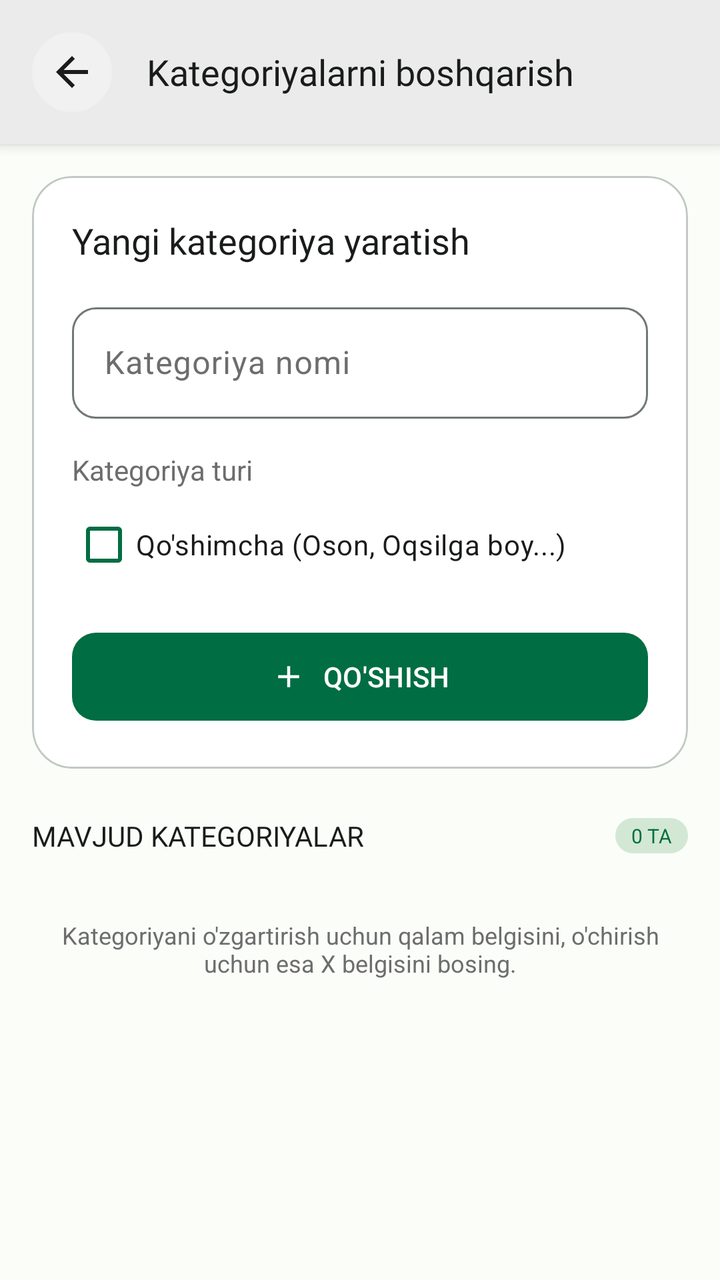
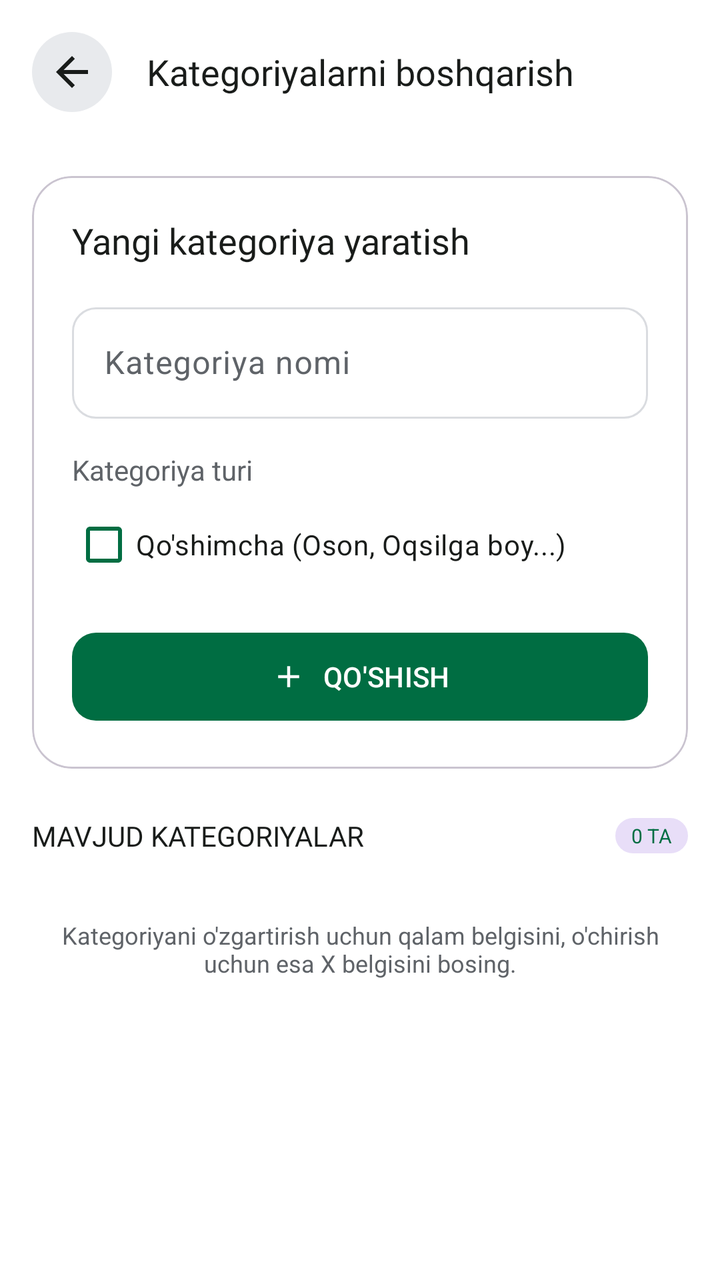

The first picture is an Android layout as it rendered before a commit; the second is the same layout after the commit. The layout source and the unified diff follow.
<!-- AndroidManifest.xml: application theme Theme.Ozamiz -->
<!-- res/layout/fragment_category_manager.xml -->
<?xml version="1.0" encoding="utf-8"?>
<androidx.constraintlayout.widget.ConstraintLayout xmlns:android="http://schemas.android.com/apk/res/android"
    xmlns:app="http://schemas.android.com/apk/res-auto"
    xmlns:tools="http://schemas.android.com/tools"
    android:layout_width="match_parent"
    android:layout_height="match_parent"
    android:background="?colorSurface">

    
    <LinearLayout
        android:id="@+id/headerLayout"
        android:layout_width="match_parent"
        android:layout_height="wrap_content"
        android:gravity="center_vertical"
        android:padding="16dp"
        android:elevation="4dp"
        android:background="?colorSurfaceContainer"
        app:layout_constraintTop_toTopOf="parent">

        <ImageButton
            android:id="@+id/btnBack"
            android:layout_width="40dp"
            android:layout_height="40dp"
            android:background="@drawable/oval_back"
            android:backgroundTint="?colorSurfaceContainerHigh"
            android:src="@drawable/arrow_back"
            android:contentDescription="Back"
            android:padding="8dp"
            app:tint="?colorOnSurface"/>

        <TextView
            android:layout_width="0dp"
            android:layout_height="wrap_content"
            android:layout_weight="1"
            android:gravity="center"
            android:text="Kategoriyalarni boshqarish"
            android:textSize="18sp"
            android:fontFamily="@font/roboto_bold"
            android:textColor="?colorOnSurface"
            android:layout_marginEnd="40dp"/>
    </LinearLayout>

    <androidx.core.widget.NestedScrollView
        android:layout_width="match_parent"
        android:layout_height="0dp"
        app:layout_constraintTop_toBottomOf="@id/headerLayout"
        app:layout_constraintBottom_toBottomOf="parent">

        <LinearLayout
            android:layout_width="match_parent"
            android:layout_height="wrap_content"
            android:orientation="vertical"
            android:paddingBottom="80dp">

            
            <com.google.android.material.card.MaterialCardView
                android:layout_width="match_parent"
                android:layout_height="wrap_content"
                android:layout_marginHorizontal="16dp"
                android:layout_marginTop="16dp"
                android:layout_marginBottom="24dp"
                app:cardBackgroundColor="?attr/colorSurfaceContainerLowest"
                app:cardCornerRadius="20dp"
                app:cardElevation="0dp"
                app:strokeColor="?attr/colorOutlineVariant"
                app:strokeWidth="1dp">

                <LinearLayout
                    android:layout_width="match_parent"
                    android:layout_height="wrap_content"
                    android:orientation="vertical"
                    android:padding="20dp">

                    <TextView
                        android:layout_width="wrap_content"
                        android:layout_height="wrap_content"
                        android:text="Yangi kategoriya yaratish"
                        android:textSize="18sp"
                        android:textColor="?attr/colorOnSurface"
                        android:fontFamily="@font/roboto_bold"
                        android:layout_marginBottom="16dp"/>

                    <com.google.android.material.textfield.TextInputLayout
                        android:layout_width="match_parent"
                        android:layout_height="wrap_content"
                        android:hint="Kategoriya nomi"
                        app:boxCornerRadiusBottomEnd="12dp"
                        app:boxCornerRadiusBottomStart="12dp"
                        app:boxCornerRadiusTopEnd="12dp"
                        app:boxCornerRadiusTopStart="12dp"
                        app:boxBackgroundColor="?attr/colorSurfaceContainerLowest"
                        android:layout_marginBottom="12dp">

                        <com.google.android.material.textfield.TextInputEditText
                            android:id="@+id/editNewCategory"
                            android:layout_width="match_parent"
                            android:layout_height="wrap_content"
                            android:inputType="textCapSentences"
                            android:textSize="16sp"/>
                    </com.google.android.material.textfield.TextInputLayout>

                    
                    <TextView
                        android:layout_width="wrap_content"
                        android:layout_height="wrap_content"
                        android:text="Kategoriya turi"
                        android:textSize="14sp"
                        android:textColor="?attr/colorOnSurfaceVariant"
                        android:layout_marginBottom="4dp"
                        android:layout_marginTop="4dp"/>

                    <com.google.android.material.checkbox.MaterialCheckBox
                        android:id="@+id/checkIsSecondary"
                        android:layout_width="match_parent"
                        android:layout_height="wrap_content"
                        android:text="Qo'shimcha (Oson, Oqsilga boy...)"
                        android:textColor="?attr/colorOnSurface"
                        android:textSize="14sp"
                        android:buttonTint="?attr/colorPrimary"/>

                    <com.google.android.material.button.MaterialButton
                        android:id="@+id/btnAdd"
                        android:layout_width="match_parent"
                        android:layout_height="52dp"
                        android:layout_marginTop="16dp"
                        android:text="QO'SHISH"
                        android:textColor="?attr/colorOnPrimary"
                        app:cornerRadius="12dp"
                        app:icon="@drawable/add_ic"
                        app:iconTint="?attr/colorOnPrimary"
                        app:iconGravity="textStart"/>
                </LinearLayout>
            </com.google.android.material.card.MaterialCardView>

            
            <LinearLayout
                android:layout_width="match_parent"
                android:layout_height="wrap_content"
                android:paddingHorizontal="16dp"
                android:paddingBottom="8dp"
                android:gravity="center_vertical">

                <TextView
                    android:layout_width="0dp"
                    android:layout_height="wrap_content"
                    android:layout_weight="1"
                    android:text="MAVJUD KATEGORIYALAR"
                    android:textSize="14sp"
                    android:fontFamily="@font/roboto_bold"
                    android:textColor="?colorOnSurface"/>

                <TextView
                    android:id="@+id/textCount"
                    android:layout_width="wrap_content"
                    android:layout_height="wrap_content"
                    android:text="0 TA"
                    android:textSize="10sp"
                    android:textColor="?attr/colorPrimary"
                    android:background="@drawable/round_lay"
                    android:backgroundTint="?attr/colorSecondaryContainer"
                    android:paddingHorizontal="8dp"
                    android:paddingVertical="2dp"/>
            </LinearLayout>

            <androidx.recyclerview.widget.RecyclerView
                android:id="@+id/recyclerCategories"
                android:layout_width="match_parent"
                android:layout_height="wrap_content"
                android:nestedScrollingEnabled="false"/>

            <TextView
                android:layout_width="match_parent"
                android:layout_height="wrap_content"
                android:text="Kategoriyani o'zgartirish uchun qalam belgisini, o'chirish uchun esa X belgisini bosing."
                android:gravity="center"
                android:padding="24dp"
                android:textSize="12sp"
                android:textColor="?colorOnSurfaceVariant"/>

        </LinearLayout>
    </androidx.core.widget.NestedScrollView>

</androidx.constraintlayout.widget.ConstraintLayout>
<!-- resources referenced by this layout -->
<resources>
  <style name="Base.Ozamiz" parent="Theme.Material3.Light.NoActionBar">
          <item name="backgroundColor">@color/md_theme_light_surfaceContainer</item>
          <item name="android:windowBackground">@color/md_theme_light_surfaceContainer</item>
          <item name="android:statusBarColor">@color/md_theme_light_surfaceContainer</item>
          <item name="android:windowLightStatusBar">true</item>
  
          <item name="colorPrimary">@color/md_theme_light_primary</item>
          <item name="colorOnPrimary">@color/md_theme_light_onPrimary</item>
          <item name="colorPrimaryContainer">@color/md_theme_light_primaryContainer</item>
          <item name="colorOnPrimaryContainer">@color/md_theme_light_onPrimaryContainer</item>
  
          <item name="colorSecondary">@color/md_theme_light_secondary</item>
          <item name="colorOnSecondary">@color/md_theme_light_onSecondary</item>
          <item name="colorSecondaryContainer">@color/md_theme_light_secondaryContainer</item>
          <item name="colorOnSecondaryContainer">@color/md_theme_light_onSecondaryContainer</item>
  
          
          <item name="colorTertiary">@color/md_theme_light_tertiary</item>
          <item name="colorOnTertiary">@color/md_theme_light_onTertiary</item>
          <item name="colorTertiaryContainer">@color/md_theme_light_tertiaryContainer</item>
          <item name="colorOnTertiaryContainer">@color/md_theme_light_onTertiaryContainer</item>
  
          
          <item name="colorError">@color/md_theme_light_error</item>
          <item name="colorOnError">@color/md_theme_light_onError</item>
          <item name="colorErrorContainer">@color/md_theme_light_errorContainer</item>
          <item name="colorOnErrorContainer">@color/md_theme_light_onErrorContainer</item>
  
          <item name="colorSurface">@color/md_theme_light_surface</item>
          <item name="colorOnSurface">@color/md_theme_light_onSurface</item>
          <item name="colorSurfaceVariant">@color/md_theme_light_surfaceVariant</item>
          <item name="colorOnSurfaceVariant">#6D6D6D</item>
          <item name="colorOutline">@color/md_theme_light_outline</item>
          <item name="colorOutlineVariant">#C2C8C2</item>
  
          
          <item name="colorSurfaceContainerLowest">@color/md_theme_light_surfaceContainerLowest</item>
          <item name="colorSurfaceContainerLow">@color/md_theme_light_surfaceContainerLow</item>
          <item name="colorSurfaceContainer">@color/md_theme_light_surfaceContainer</item>
          <item name="colorSurfaceContainerHigh">@color/md_theme_light_surfaceContainerHigh</item>
          <item name="colorSurfaceContainerHighest">@color/md_theme_light_surfaceContainerHighest</item>
  
          
          <item name="colorSurfaceInverse">#2E312F</item>
          <item name="colorOnSurfaceInverse">#F0F5F1</item>
  
          
          <item name="contentScrim">#000000</item>
          <item name="android:shadowColor">#006D42</item>
  
          
          <item name="customGreen">#006D42</item>
          <item name="customYellow">#FFB116</item>
      </style>
  <color name="md_theme_light_surfaceContainer">#EBEBEB</color>
  <color name="md_theme_light_primaryContainer">#96F7B8</color>
  <color name="md_theme_light_secondaryContainer">#D2E8D4</color>
  <color name="md_theme_light_onSecondaryContainer">#0D1F13</color>
  <color name="md_theme_light_tertiary">#3A646F</color>
  <color name="md_theme_light_onTertiary">#FFFFFF</color>
  <color name="md_theme_light_tertiaryContainer">#BEEAF7</color>
  <color name="md_theme_light_onTertiaryContainer">#001F25</color>
  <color name="md_theme_light_errorContainer">#FFDAD6</color>
  <color name="md_theme_light_onErrorContainer">#410002</color>
  <color name="md_theme_light_surface">#FBFDF9</color>
  <color name="md_theme_light_surfaceVariant">#DBE5DD</color>
  <color name="md_theme_light_outline">#707973</color>
  <color name="md_theme_light_surfaceContainerLow">#F8F8F8</color>
  <color name="md_theme_light_surfaceContainerHigh">#F1F1F1</color>
  <color name="md_theme_light_surfaceContainerHighest">#E6E6E6</color>
  <!-- unchanged entries left out for length: 16 -->
</resources>

<!-- the commit's change to res/layout/fragment_category_manager.xml (unified diff, before → after) -->
@@ -4,7 +4,7 @@
     xmlns:tools="http://schemas.android.com/tools"
     android:layout_width="match_parent"
     android:layout_height="match_parent"
-    android:background="?colorSurface">
+    android:background="?colorSurfaceContainerLowest">
 
     
     <LinearLayout
@@ -13,8 +13,9 @@
         android:layout_height="wrap_content"
         android:gravity="center_vertical"
         android:padding="16dp"
-        android:elevation="4dp"
-        android:background="?colorSurfaceContainer"
+        android:elevation="0dp"
+        android:background="?colorSurfaceContainerLowest"
+        android:fitsSystemWindows="true"
         app:layout_constraintTop_toTopOf="parent">
 
         <ImageButton
<!-- resource entries referenced after the edit -->
@@ -1,75 +1,44 @@
 <!-- resources referenced by this layout -->
 <resources>
   <style name="Base.Ozamiz" parent="Theme.Material3.Light.NoActionBar">
-          <item name="backgroundColor">@color/md_theme_light_surfaceContainer</item>
-          <item name="android:windowBackground">@color/md_theme_light_surfaceContainer</item>
-          <item name="android:statusBarColor">@color/md_theme_light_surfaceContainer</item>
+          
+          <item name="backgroundColor">?attr/colorSurface</item>
+          <item name="android:windowBackground">?attr/colorSurface</item>
+  
+          
+          <item name="android:statusBarColor">@android:color/transparent</item>
+          <item name="android:navigationBarColor">@android:color/transparent</item>
           <item name="android:windowLightStatusBar">true</item>
+          <item name="android:windowLightNavigationBar">true</item>
   
           <item name="colorPrimary">@color/md_theme_light_primary</item>
           <item name="colorOnPrimary">@color/md_theme_light_onPrimary</item>
           <item name="colorPrimaryContainer">@color/md_theme_light_primaryContainer</item>
           <item name="colorOnPrimaryContainer">@color/md_theme_light_onPrimaryContainer</item>
-  
           <item name="colorSecondary">@color/md_theme_light_secondary</item>
           <item name="colorOnSecondary">@color/md_theme_light_onSecondary</item>
-          <item name="colorSecondaryContainer">@color/md_theme_light_secondaryContainer</item>
-          <item name="colorOnSecondaryContainer">@color/md_theme_light_onSecondaryContainer</item>
-  
-          
-          <item name="colorTertiary">@color/md_theme_light_tertiary</item>
-          <item name="colorOnTertiary">@color/md_theme_light_onTertiary</item>
-          <item name="colorTertiaryContainer">@color/md_theme_light_tertiaryContainer</item>
-          <item name="colorOnTertiaryContainer">@color/md_theme_light_onTertiaryContainer</item>
-  
-          
           <item name="colorError">@color/md_theme_light_error</item>
           <item name="colorOnError">@color/md_theme_light_onError</item>
-          <item name="colorErrorContainer">@color/md_theme_light_errorContainer</item>
-          <item name="colorOnErrorContainer">@color/md_theme_light_onErrorContainer</item>
   
           <item name="colorSurface">@color/md_theme_light_surface</item>
           <item name="colorOnSurface">@color/md_theme_light_onSurface</item>
           <item name="colorSurfaceVariant">@color/md_theme_light_surfaceVariant</item>
-          <item name="colorOnSurfaceVariant">#6D6D6D</item>
+          <item name="colorOnSurfaceVariant">@color/md_theme_light_onSurfaceVariant</item>
           <item name="colorOutline">@color/md_theme_light_outline</item>
-          <item name="colorOutlineVariant">#C2C8C2</item>
   
-          
           <item name="colorSurfaceContainerLowest">@color/md_theme_light_surfaceContainerLowest</item>
           <item name="colorSurfaceContainerLow">@color/md_theme_light_surfaceContainerLow</item>
           <item name="colorSurfaceContainer">@color/md_theme_light_surfaceContainer</item>
           <item name="colorSurfaceContainerHigh">@color/md_theme_light_surfaceContainerHigh</item>
-          <item name="colorSurfaceContainerHighest">@color/md_theme_light_surfaceContainerHighest</item>
-  
-          
-          <item name="colorSurfaceInverse">#2E312F</item>
-          <item name="colorOnSurfaceInverse">#F0F5F1</item>
-  
-          
-          <item name="contentScrim">#000000</item>
-          <item name="android:shadowColor">#006D42</item>
-  
-          
-          <item name="customGreen">#006D42</item>
-          <item name="customYellow">#FFB116</item>
       </style>
-  <color name="md_theme_light_surfaceContainer">#EBEBEB</color>
-  <color name="md_theme_light_primaryContainer">#96F7B8</color>
-  <color name="md_theme_light_secondaryContainer">#D2E8D4</color>
-  <color name="md_theme_light_onSecondaryContainer">#0D1F13</color>
-  <color name="md_theme_light_tertiary">#3A646F</color>
-  <color name="md_theme_light_onTertiary">#FFFFFF</color>
-  <color name="md_theme_light_tertiaryContainer">#BEEAF7</color>
-  <color name="md_theme_light_onTertiaryContainer">#001F25</color>
-  <color name="md_theme_light_errorContainer">#FFDAD6</color>
-  <color name="md_theme_light_onErrorContainer">#410002</color>
-  <color name="md_theme_light_surface">#FBFDF9</color>
-  <color name="md_theme_light_surfaceVariant">#DBE5DD</color>
-  <color name="md_theme_light_outline">#707973</color>
-  <color name="md_theme_light_surfaceContainerLow">#F8F8F8</color>
-  <color name="md_theme_light_surfaceContainerHigh">#F1F1F1</color>
-  <color name="md_theme_light_surfaceContainerHighest">#E6E6E6</color>
+  <color name="md_theme_light_surfaceContainer">#F1F3F4</color>
+  <color name="md_theme_light_primaryContainer">#E8F5E9</color>
+  <color name="md_theme_light_surface">#FFFFFF</color>
+  <color name="md_theme_light_surfaceVariant">#F1F3F4</color>
+  <color name="md_theme_light_onSurfaceVariant">#5F6368</color>
+  <color name="md_theme_light_outline">#DADCE0</color>
+  <color name="md_theme_light_surfaceContainerLow">#F8F9FA</color>
+  <color name="md_theme_light_surfaceContainerHigh">#E8EAED</color>
   <!-- unchanged entries left out for length: 16 -->
 </resources>
 
